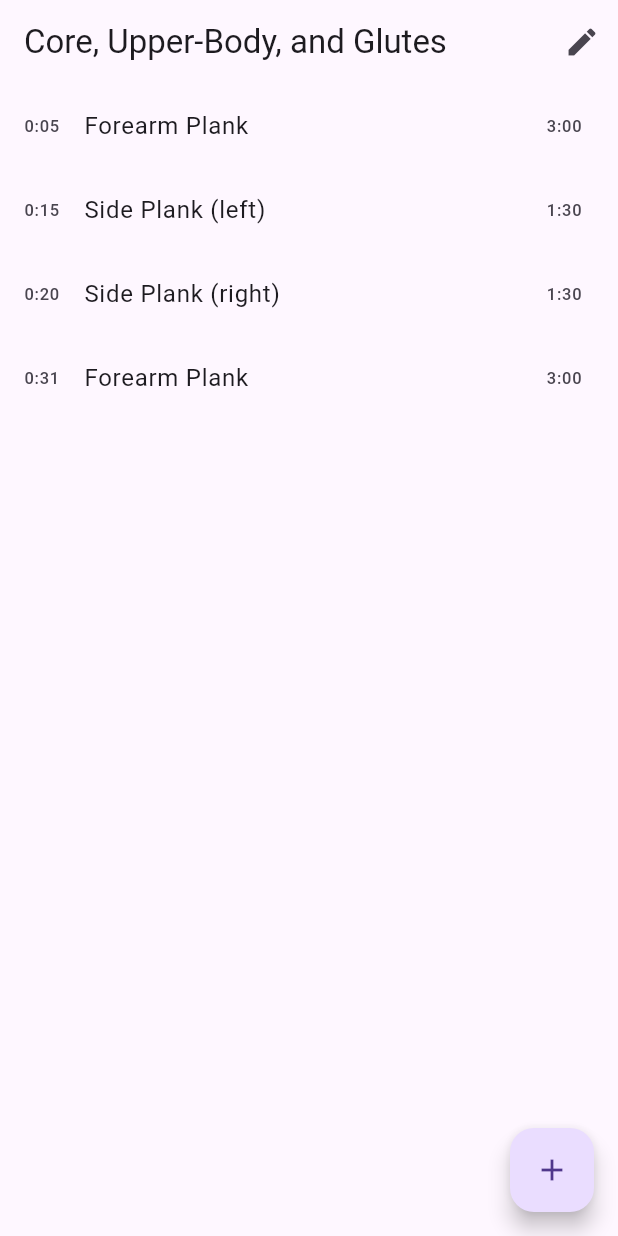
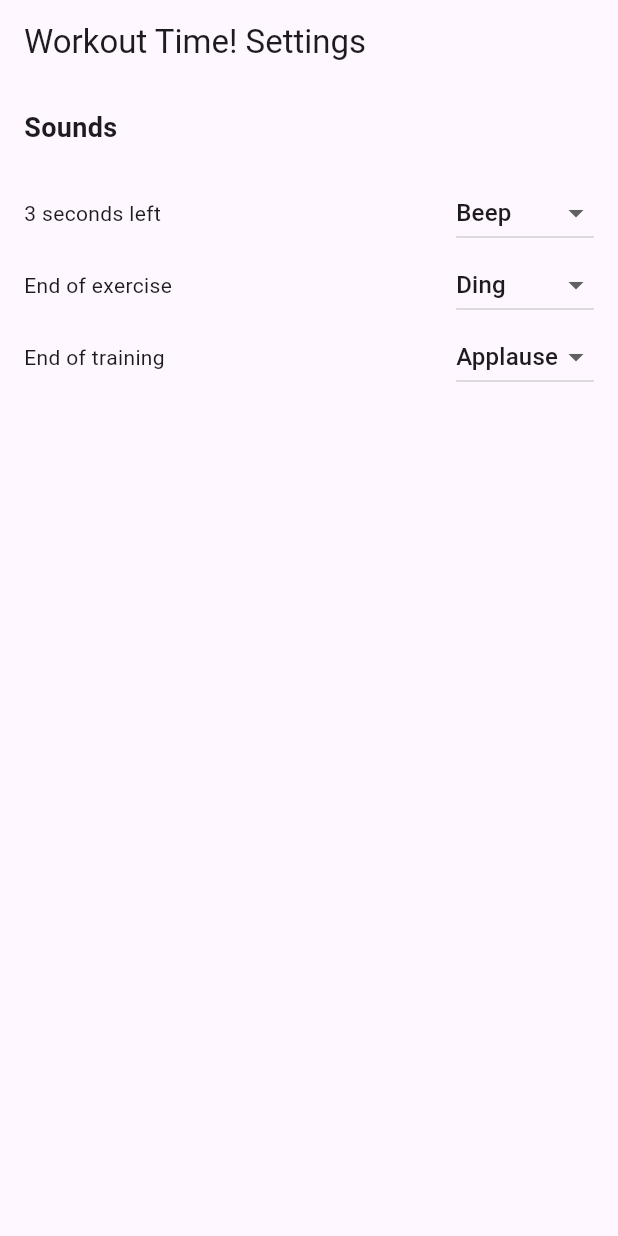
Before and after one commit to Praneethmeesa/app_seven, a Flutter app: the screen it shows after launch, on a phone screen of 412 x 824 dp. Run offline on Flutter 3.47's test engine with Material 3 defaults, Android fonts, the phone set to English and light mode, and no system bars; our stand-ins replace circular_countdown_timer.

Commit message:
app_seven_two

```diff
--- a/lib/main.dart
+++ b/lib/main.dart
@@ -5,6 +5,7 @@
 import 'package:app_seven/WorkoutScreen2.dart';
 import 'package:app_seven/workoutscreen7.dart';
 import 'package:app_seven/workoutscreen8.dart';
+import 'package:app_seven/workoutscreen4.dart';
 void main() {
   runApp(MyApp());
 }
@@ -23,7 +24,8 @@
       //home: WorkoutTimerScreen(),
       //home: WorkoutScreen7(),
      // home: WorkoutScreen8(),
-      home: WorkoutScreen5(),
+     // home: WorkoutScreen5(),
+      home: WorkoutApp(),
     );
   }
 }
--- /dev/null
+++ b/lib/workoutscreen4.dart
@@ -0,0 +1,94 @@
+import 'package:flutter/material.dart';
+
+void main() {
+  runApp(WorkoutApp());
+}
+
+class WorkoutApp extends StatelessWidget {
+  @override
+  Widget build(BuildContext context) {
+    return MaterialApp(
+      title: 'Workout Time!',
+      theme: ThemeData(
+        primarySwatch: Colors.blue,
+      ),
+      home: SettingsScreen(),
+    );
+  }
+}
+
+class SettingsScreen extends StatefulWidget {
+  @override
+  _SettingsScreenState createState() => _SettingsScreenState();
+}
+
+class _SettingsScreenState extends State<SettingsScreen> {
+  String _threeSecondsLeftSound = 'Beep';
+  String _endOfExerciseSound = 'Ding';
+  String _endOfTrainingSound = 'Applause';
+
+  @override
+  Widget build(BuildContext context) {
+    return Scaffold(
+      appBar: AppBar(
+        title: Text('Workout Time! Settings'),
+      ),
+      body: Padding(
+        padding: const EdgeInsets.all(16.0),
+        child: Column(
+          crossAxisAlignment: CrossAxisAlignment.start,
+          children: [
+            Text('Sounds', style: TextStyle(fontSize: 18, fontWeight: FontWeight.bold)),
+            SizedBox(height: 20),
+            _buildDropdown(
+              '3 seconds left',
+              _threeSecondsLeftSound,
+                  (String? newValue) {
+                setState(() {
+                  _threeSecondsLeftSound = newValue!;
+                });
+              },
+            ),
+            _buildDropdown(
+              'End of exercise',
+              _endOfExerciseSound,
+                  (String? newValue) {
+                setState(() {
+                  _endOfExerciseSound = newValue!;
+                });
+              },
+            ),
+            _buildDropdown(
+              'End of training',
+              _endOfTrainingSound,
+                  (String? newValue) {
+                setState(() {
+                  _endOfTrainingSound = newValue!;
+                });
+              },
+            ),
+          ],
+        ),
+      ),
+    );
+  }
+
+  Widget _buildDropdown(String label, String value, ValueChanged<String?> onChanged) {
+    return Row(
+      mainAxisAlignment: MainAxisAlignment.spaceBetween,
+      children: [
+        Text(label),
+        DropdownButton<String>(
+          value: value,
+          onChanged: onChanged,
+          items: <String>['Beep', 'Ding', 'Applause'].map<DropdownMenuItem<String>>((String value) {
+            return DropdownMenuItem<String>(
+              value: value,
+              child: Text(value),
+            );
+          }).toList(),
+        ),
+      ],
+    );
+  }
+}
```
